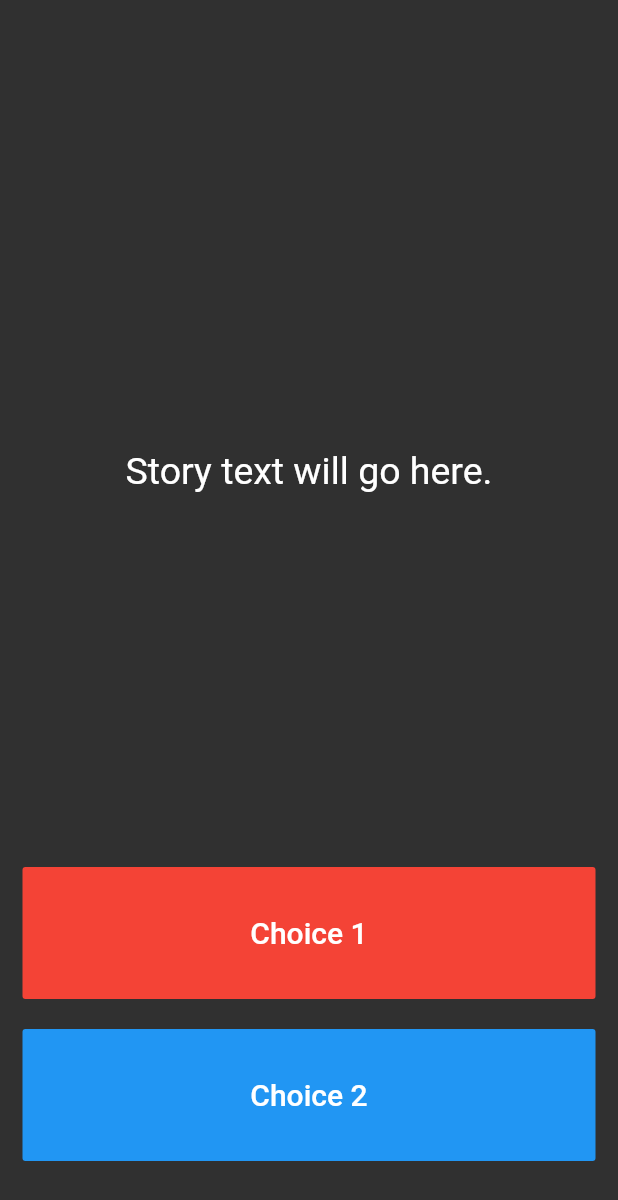
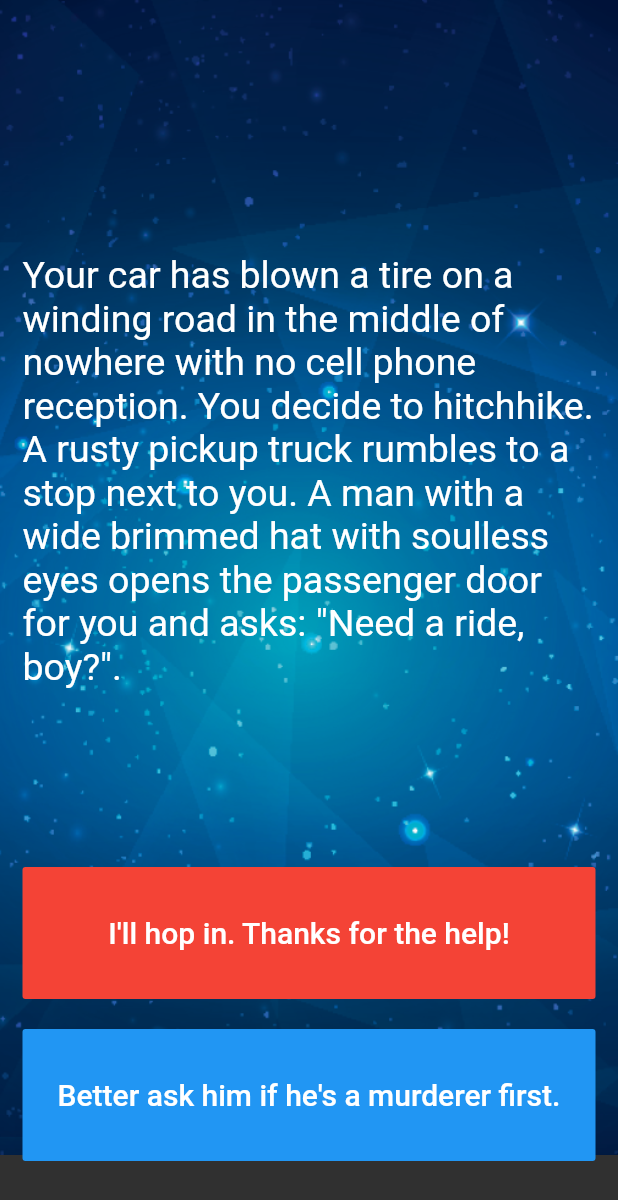
Before and after one commit to Ruzo/complete_flutter_bootcamp, a Flutter app: the screen it shows after launch, on a phone screen of 412 x 824 dp. Shown: the top 1200 px of the screen. Run offline on Flutter 3.47's test engine with Material 2 defaults, Android fonts, the phone set to English and light mode, and no system bars; our stand-ins replace audioplayers; missing offline and left inert: flutter_gifimage.

Commit message:
Done with some modifications.

```diff
--- a/destini/lib/main.dart
+++ b/destini/lib/main.dart
@@ -1,6 +1,5 @@
 import 'package:flutter/material.dart';
-
-//TODO: Step 15 - Run the app and see if you can see the screen update with the first story. Delete this TODO if it looks as you expected.
+import 'package:destini/story_brain.dart';
 
 void main() => runApp(Destini());
 
@@ -13,18 +12,19 @@
   }
 }
 
-//TODO: Step 9 - Create a new storyBrain object from the StoryBrain class.
-
 class StoryPage extends StatefulWidget {
   _StoryPageState createState() => _StoryPageState();
 }
 
 class _StoryPageState extends State<StoryPage> {
+  StoryBrain storyBrain = StoryBrain();
   @override
   Widget build(BuildContext context) {
     return Scaffold(
-      body: Container(
-        //TODO: Step 1 - Add background.png to this Container as a background image.
+      body: Stack(
+        children: <Widget>[
+          Image.asset('images/background.png'),
+          Container(
             padding: EdgeInsets.symmetric(vertical: 50.0, horizontal: 15.0),
             constraints: BoxConstraints.expand(),
             child: SafeArea(
@@ -35,8 +35,7 @@
                     flex: 12,
                     child: Center(
                       child: Text(
-                    //TODO: Step 10 - use the storyBrain to get the first story title and display it in this Text Widget.
-                    'Story text will go here.',
+                        storyBrain.getStory(),
                         style: TextStyle(
                           fontSize: 25.0,
                         ),
@@ -47,13 +46,13 @@
                     flex: 2,
                     child: FlatButton(
                       onPressed: () {
-                    //Choice 1 made by user.
-                    //TODO: Step 18 - Call the nextStory() method from storyBrain and pass the number 1 as the choice made by the user.
+                        setState(() {
+                          storyBrain.nextStory(1);
+                        });
                       },
                       color: Colors.red,
                       child: Text(
-                    //TODO: Step 13 - Use the storyBrain to get the text for choice 1.
-                    'Choice 1',
+                        storyBrain.getChoice1(),
                         style: TextStyle(
                           fontSize: 20.0,
                         ),
@@ -65,19 +64,20 @@
                   ),
                   Expanded(
                     flex: 2,
-                //TODO: Step 26 - Use a Flutter Visibility Widget to wrap this FlatButton.
-                //TODO: Step 28 - Set the "visible" property of the Visibility Widget to equal the output from the buttonShouldBeVisible() method in the storyBrain.
+                    child: Visibility(
+                      visible: storyBrain.buttonShoudBeVisible(),
                       child: FlatButton(
                         onPressed: () {
-                    //Choice 2 made by user.
-                    //TODO: Step 19 - Call the nextStory() method from storyBrain and pass the number 2 as the choice made by the user.
+                          setState(() {
+                            storyBrain.nextStory(2);
+                          });
                         },
                         color: Colors.blue,
                         child: Text(
-                    //TODO: Step 14 - Use the storyBrain to get the text for choice 1.
-                    'Choice 2',
+                          storyBrain.getChoice2(),
                           style: TextStyle(
                             fontSize: 20.0,
+                          ),
                         ),
                       ),
                     ),
@@ -86,10 +86,8 @@
               ),
             ),
           ),
+        ],
+      ),
     );
   }
 }
-
-//TODO: Step 24 - Run the app and try to figure out what code you need to add to this file to make the story change when you press on the choice buttons.
-
-//TODO: Step 29 - Run the app and test it against the Story Outline to make sure you've completed all the steps. The code for the completed app can be found here: https://github.com/londonappbrewery/destini-challenge-completed/
--- a/destini/lib/story.dart
+++ b/destini/lib/story.dart
@@ -1,5 +1,7 @@
-//TODO: Step 2 - Create a new class called Story.
+class Story {
+  String storyTitle;
+  String choice1;
+  String choice2;
 
-//TODO: Step 3 - Create 3 properties for this class, A. storyTitle to store the story text. B. choice1 to store the text for choice 1, C. choice2 to store the text for choice 2.
-
-//TODO: Step 4 - Create a Constructor for this class to be able to initialise the properties created in step 3.
+  Story({this.storyTitle, this.choice1, this.choice2});
+}
--- a/destini/lib/story_brain.dart
+++ b/destini/lib/story_brain.dart
@@ -1,59 +1,66 @@
-//TODO: Step 6 - import the story.dart file into this file.
+import 'package:destini/story.dart';
 
-//TODO: Step 5 - Create a new class called StoryBrain.
+class StoryBrain {
+  int _storyNumber = 0;
 
-//TODO: Step 7 - Uncomment the lines below to include storyData as a private property in StoryBrain. Hint: You might need to change something in story.dart to make this work.
+  List<Story> _storyData = [
+    Story(
+        storyTitle:
+            'Your car has blown a tire on a winding road in the middle of nowhere with no cell phone reception. You decide to hitchhike. A rusty pickup truck rumbles to a stop next to you. A man with a wide brimmed hat with soulless eyes opens the passenger door for you and asks: "Need a ride, boy?".',
+        choice1: 'I\'ll hop in. Thanks for the help!',
+        choice2: 'Better ask him if he\'s a murderer first.'),
+    Story(
+        storyTitle: 'He nods slowly, unphased by the question.',
+        choice1: 'At least he\'s honest. I\'ll climb in.',
+        choice2: 'Wait, I know how to change a tire.'),
+    Story(
+        storyTitle:
+            'As you begin to drive, the stranger starts talking about his relationship with his mother. He gets angrier and angrier by the minute. He asks you to open the glovebox. Inside you find a bloody knife, two severed fingers, and a cassette tape of Elton John. He reaches for the glove box.',
+        choice1: 'I love Elton John! Hand him the cassette tape.',
+        choice2: 'It\'s him or me! You take the knife and stab him.'),
+    Story(
+        storyTitle:
+            'What? Such a cop out! Did you know traffic accidents are the second leading cause of accidental death for most adult age groups?',
+        choice1: 'Restart',
+        choice2: ''),
+    Story(
+        storyTitle:
+            'As you smash through the guardrail and careen towards the jagged rocks below you reflect on the dubious wisdom of stabbing someone while they are driving a car you are in.',
+        choice1: 'Restart',
+        choice2: ''),
+    Story(
+        storyTitle:
+            'You bond with the murderer while crooning verses of "Can you feel the love tonight". He drops you off at the next town. Before you go he asks you if you know any good places to dump bodies. You reply: "Try the pier".',
+        choice1: 'Restart',
+        choice2: '')
+  ];
 
-//List<Story> _storyData = [
-//  Story(
-//      storyTitle:
-//      'Your car has blown a tire on a winding road in the middle of nowhere with no cell phone reception. You decide to hitchhike. A rusty pickup truck rumbles to a stop next to you. A man with a wide brimmed hat with soulless eyes opens the passenger door for you and asks: "Need a ride, boy?".',
-//      choice1: 'I\'ll hop in. Thanks for the help!',
-//      choice2: 'Better ask him if he\'s a murderer first.'),
-//  Story(
-//      storyTitle: 'He nods slowly, unphased by the question.',
-//      choice1: 'At least he\'s honest. I\'ll climb in.',
-//      choice2: 'Wait, I know how to change a tire.'),
-//  Story(
-//      storyTitle:
-//      'As you begin to drive, the stranger starts talking about his relationship with his mother. He gets angrier and angrier by the minute. He asks you to open the glovebox. Inside you find a bloody knife, two severed fingers, and a cassette tape of Elton John. He reaches for the glove box.',
-//      choice1: 'I love Elton John! Hand him the cassette tape.',
-//      choice2: 'It\'s him or me! You take the knife and stab him.'),
-//  Story(
-//      storyTitle:
-//      'What? Such a cop out! Did you know traffic accidents are the second leading cause of accidental death for most adult age groups?',
-//      choice1: 'Restart',
-//      choice2: ''),
-//  Story(
-//      storyTitle:
-//      'As you smash through the guardrail and careen towards the jagged rocks below you reflect on the dubious wisdom of stabbing someone while they are driving a car you are in.',
-//      choice1: 'Restart',
-//      choice2: ''),
-//  Story(
-//      storyTitle:
-//      'You bond with the murderer while crooning verses of "Can you feel the love tonight". He drops you off at the next town. Before you go he asks you if you know any good places to dump bodies. You reply: "Try the pier".',
-//      choice1: 'Restart',
-//      choice2: '')
-//];
+  List<Map<int, int>> _storyPlan = [
+    {1: 2, 2: 1},
+    {1: 2, 2: 3},
+    {1: 5, 2: 4}
+  ];
 
-//TODO: Step 23 - Use the storyNumber property inside getStory(), getChoice1() and getChoice2() so that it gets the updated story and choices rather than always just the first (0th) one.
+  String getStory() {
+    return _storyData[_storyNumber].storyTitle;
+  }
 
-//TODO: Step 8 - Create a method called getStory() that returns the first storyTitle from _storyData.
+  String getChoice1() {
+    return _storyData[_storyNumber].choice1;
+  }
 
-//TODO: Step 11 - Create a method called getChoice1() that returns the text for the first choice1 from _storyData.
+  String getChoice2() {
+    return _storyData[_storyNumber].choice2;
+  }
 
-//TODO: Step 12 - Create a method called getChoice2() that returns the text for the first choice2 from _storyData.
+  void nextStory(int choiceNum) {
+    if (_storyNumber > 2) return restart();
+    _storyNumber = _storyPlan[_storyNumber][choiceNum];
+  }
 
-//TODO: Step 25 - Change the storyNumber property into a private property so that only story_brain.dart has access to it. You can do this by right clicking on the name (storyNumber) and selecting Refactor -> Rename to make the change across all the places where it's used.
+  restart() {
+    _storyNumber = 0;
+  }
 
-//TODO: Step 16 - Create a property called storyNumber which starts with a value of 0. This will be used to track which story the user is currently viewing.
-
-//TODO: Step 17 - Create a method called nextStory(), it should not have any outputs but it should have 1 input called choiceNumber which will be the choice number (int) made by the user.
-
-//TODO: Step 20 - Download the story plan here: https://drive.google.com/uc?export=download&id=1KU6EghkO9Hf2hRM0756xFHgNaZyGCou3
-
-//TODO: Step 21 - Using the story plan, update nextStory() to change the storyNumber depending on the choice made by the user. e.g. if choiceNumber was equal to 1 and the storyNumber is 0, the storyNumber should become 2.
-
-//TODO: Step 22 - In nextStory() if the storyNumber is equal to 3 or 4 or 5, that means it's the end of the game and it should call a method called restart() that resets the storyNumber to 0.
-
-//TODO: Step 27 - Create a method called buttonShouldBeVisible() which checks to see if storyNumber is 0 or 1 or 2 (when both buttons should show choices) and return true if that is the case, else it should return false.
+  bool buttonShoudBeVisible() => _storyNumber < 3 ? true : false;
+}
```
Also changed, not shown: 1 other file. Lines whose indentation alone changed are shown as unchanged.
